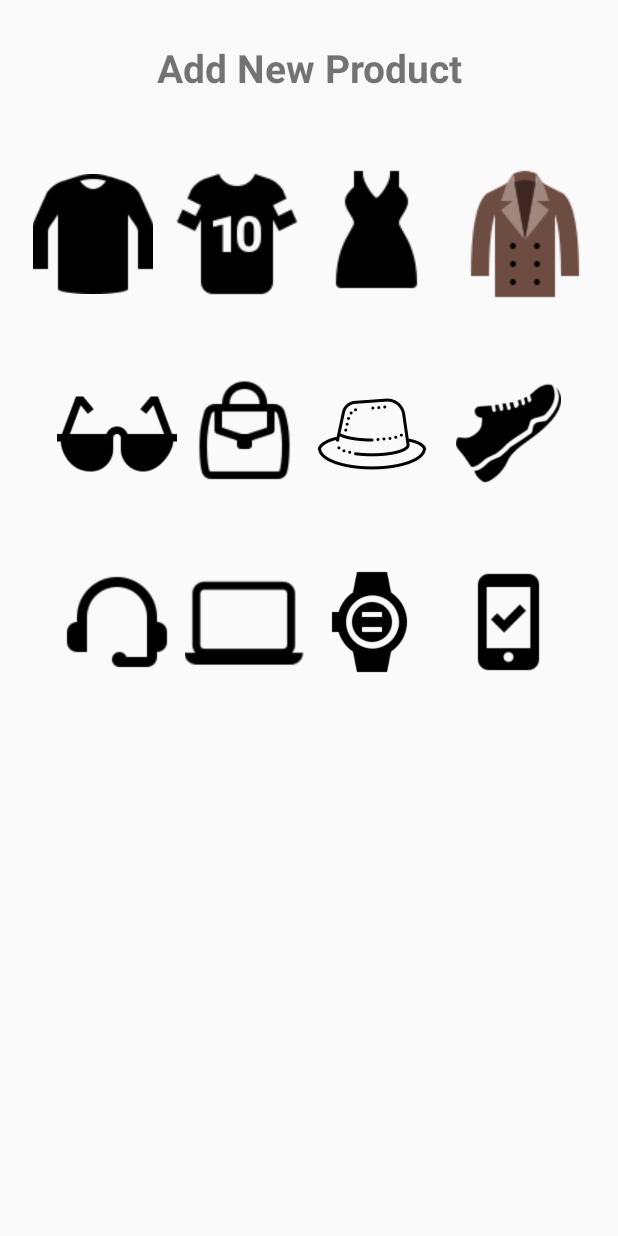
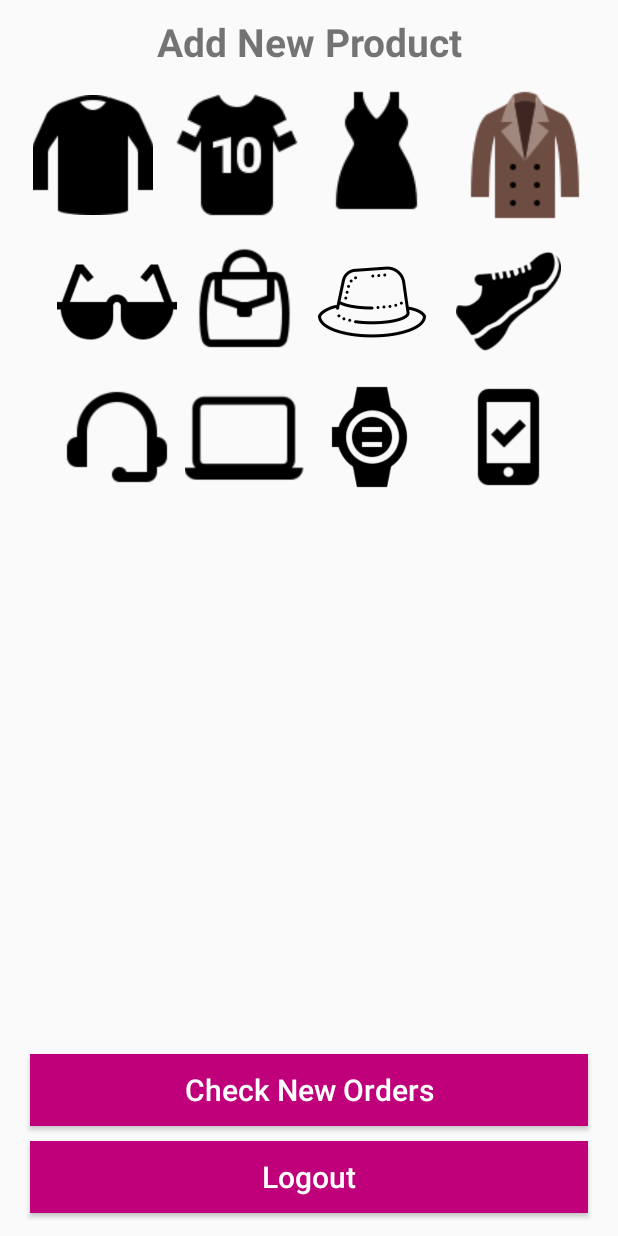
Before and after one commit to tranthaithinhhpq/CANIFA, an Android app: the AdminCategoryActivity screen opened directly, with no data from a screen before it, on a phone screen of 412 x 824 dp. Run offline under Robolectric (Android 15) with nearby library versions, the light colour scheme and no system bars.

Commit message:
video 29 + 30 + 31

```diff
--- a/app/src/main/AndroidManifest.xml
+++ b/app/src/main/AndroidManifest.xml
@@ -12,7 +12,9 @@
         android:roundIcon="@mipmap/ic_launcher_round"
         android:supportsRtl="true"
         android:theme="@style/AppTheme">
-        <activity android:name=".ConfirmFinalOrderActivity"></activity>
+        <activity android:name=".AdminUserProductsActivity"></activity>
+        <activity android:name=".AdminNewOrdersActivity" />
+        <activity android:name=".ConfirmFinalOrderActivity" />
         <activity android:name=".CartActivity" />
         <activity android:name=".ProductDetailsActivity" />
         <activity android:name=".SettinsActivity" />
--- a/app/src/main/java/com/example/appcanifa/AdminCategoryActivity.java
+++ b/app/src/main/java/com/example/appcanifa/AdminCategoryActivity.java
@@ -3,6 +3,7 @@ package com.example.appcanifa;
 import android.content.Intent;
 import android.os.Bundle;
 import android.view.View;
+import android.widget.Button;
 import android.widget.ImageView;
 
 import androidx.appcompat.app.AppCompatActivity;
@@ -12,10 +13,33 @@ public class AdminCategoryActivity extends AppCompatActivity {
     private ImageView glasses, hatsCaps, walletsBagPurses,shoes;
     private ImageView headPhonesHandFree, Laptops, watches, mobilePhones;
 
+    private Button LogoutBtn, CheckOrdersBtn;
+
     @Override
     protected void onCreate(Bundle savedInstanceState) {
         super.onCreate(savedInstanceState);
         setContentView(R.layout.activity_admin_category);
+
+        LogoutBtn = (Button)findViewById(R.id.admin_logout_btn);
+        CheckOrdersBtn = (Button)findViewById(R.id.check_orders_btn);
+
+        LogoutBtn.setOnClickListener(new View.OnClickListener() {
+            @Override
+            public void onClick(View view) {
+                Intent intent = new Intent(AdminCategoryActivity.this, MainActivity.class);
+                intent.addFlags(Intent.FLAG_ACTIVITY_CLEAR_TASK | Intent.FLAG_ACTIVITY_CLEAR_TASK);
+                startActivity(intent);
+                finish();
+            }
+        });
+
+        CheckOrdersBtn.setOnClickListener(new View.OnClickListener() {
+            @Override
+            public void onClick(View view) {
+                Intent intent = new Intent(AdminCategoryActivity.this, AdminNewOrdersActivity.class);
+                startActivity(intent);
+            }
+        });
 
         tShirts = (ImageView)findViewById(R.id.t_shirts);
         sportsTshirt = (ImageView)findViewById(R.id.sport_t_shirts);
--- a/app/src/main/java/com/example/appcanifa/CartActivity.java
+++ b/app/src/main/java/com/example/appcanifa/CartActivity.java
@@ -82,8 +82,8 @@ public class CartActivity extends AppCompatActivity {
                 =new FirebaseRecyclerAdapter<Cart, CartViewHolder>(options) {
             @Override
             protected void onBindViewHolder(@NonNull CartViewHolder holder, int position, @NonNull final Cart model) {
-                holder.txtProductQuantity.setText(model.getQuantity());
-                holder.txtProductPrice.setText(model.getPrice()+" $");
+                holder.txtProductQuantity.setText("Quantity = " + model.getQuantity());
+                holder.txtProductPrice.setText("Price " + model.getPrice()+" $");
                 holder.txtProductName.setText(model.getPname());
 
                 int oneTypeProductPrice =((Integer.valueOf(model.getPrice()))) *Integer.valueOf(model.getQuantity());
--- a/app/src/main/res/layout/activity_admin_category.xml
+++ b/app/src/main/res/layout/activity_admin_category.xml
@@ -13,7 +13,7 @@
         android:layout_height="wrap_content"
         android:layout_alignParentTop="true"
         android:layout_centerHorizontal="true"
-        android:layout_marginTop="27dp"
+        android:layout_marginTop="10dp"
         android:text = "Add New Product"
         android:textAlignment="center"
         android:textSize="26sp"
@@ -28,7 +28,7 @@
                  android:orientation ="horizontal"
                  android:layout_centerHorizontal="true"
                  android:gravity="center"
-                 android:layout_marginTop="45dp">
+                 android:layout_marginTop="10dp">
                  <ImageView
                       android:id="@+id/t_shirts"
                       android:layout_width="wrap_content"
@@ -64,7 +64,7 @@
         android:orientation ="horizontal"
         android:layout_centerHorizontal="true"
         android:gravity="center"
-        android:layout_marginTop="45dp">
+        android:layout_marginTop="10dp">
         <ImageView
             android:id="@+id/glasses"
             android:layout_width="80dp"
@@ -102,7 +102,7 @@
         android:orientation ="horizontal"
         android:layout_centerHorizontal="true"
         android:gravity="center"
-        android:layout_marginTop="45dp">
+        android:layout_marginTop="10dp">
         <ImageView
             android:id="@+id/headphones_handfree"
             android:layout_width="80dp"
@@ -132,6 +132,38 @@
 
     </LinearLayout>
 
-/>
+    <Button
+        android:id="@+id/check_orders_btn"
+        android:layout_width="match_parent"
+        android:layout_height="wrap_content"
+        android:layout_above="@+id/admin_logout_btn"
+        android:layout_marginLeft="20dp"
+        android:layout_marginRight="20dp"
+        android:layout_marginBottom="10dp"
+        android:background="@color/colorPrimaryDark"
+        android:text="Check New Orders"
+        android:textColor="@android:color/white"
+        android:textSize="20dp"
+        android:textAllCaps="false"
+        >
+
+    </Button>
+
+    <Button
+        android:id="@+id/admin_logout_btn"
+        android:layout_width="match_parent"
+        android:layout_height="wrap_content"
+        android:layout_alignParentBottom="true"
+        android:layout_marginLeft="20dp"
+        android:layout_marginRight="20dp"
+        android:layout_marginBottom="15dp"
+        android:background="@color/colorPrimaryDark"
+        android:text="Logout"
+        android:textColor="@android:color/white"
+        android:textSize="20dp"
+        android:textAllCaps="false"
+        >
+
+    </Button>
 
 </RelativeLayout>
```
Also changed, not shown: app/src/main/java/com/example/appcanifa/AdminNewOrdersActivity.java (added, +102 -0 lines), app/src/main/java/com/example/appcanifa/AdminUserProductsActivity.java (added, +71 -0 lines), app/src/main/java/com/example/appcanifa/Model/AdminOrders.java (added, +84 -0 lines), app/src/main/res/layout/activity_admin_new_orders.xml (added, +35 -0 lines), app/src/main/res/layout/activity_admin_user_products.xml (added, +35 -0 lines), app/src/main/res/layout/orders_layout.xml (added, +88 -0 lines).
